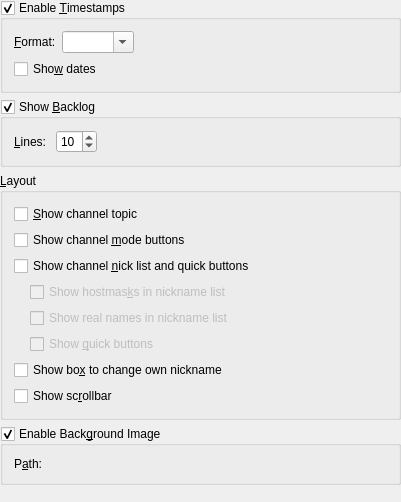
Old version of the form src/config/chatwindowappearance_config.ui in the repository KDE/konversation.
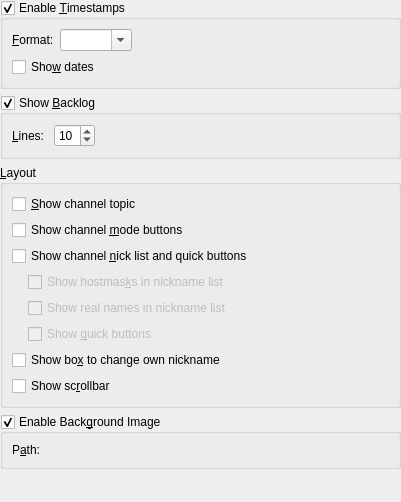
New version of the form. Custom widgets are drawn as their Qt base class.

Commit message: Remove outdated <layoutdefault> from UI files

What changed in the file:
```diff
--- a/src/config/chatwindowappearance_config.ui
+++ b/src/config/chatwindowappearance_config.ui
@@ -307,7 +307,6 @@
    </item>
   </layout>
  </widget>
- <layoutdefault spacing="6" margin="11"/>
  <customwidgets>
   <customwidget>
    <class>KUrlRequester</class>
```
The commit also changes 19 other files.
